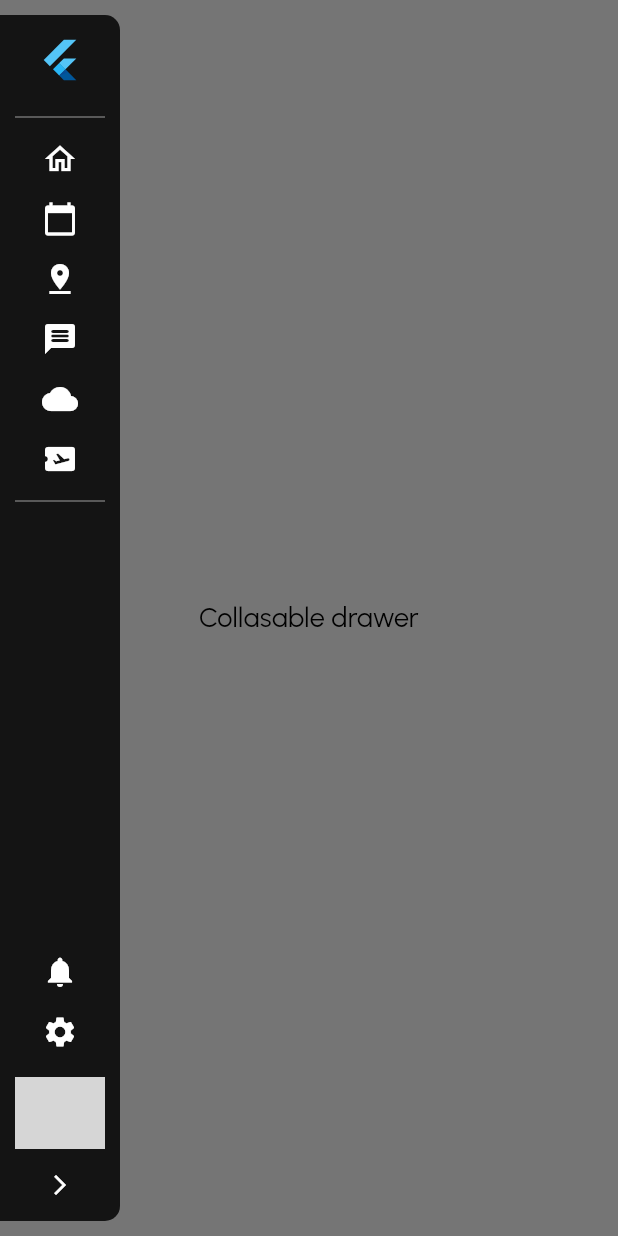
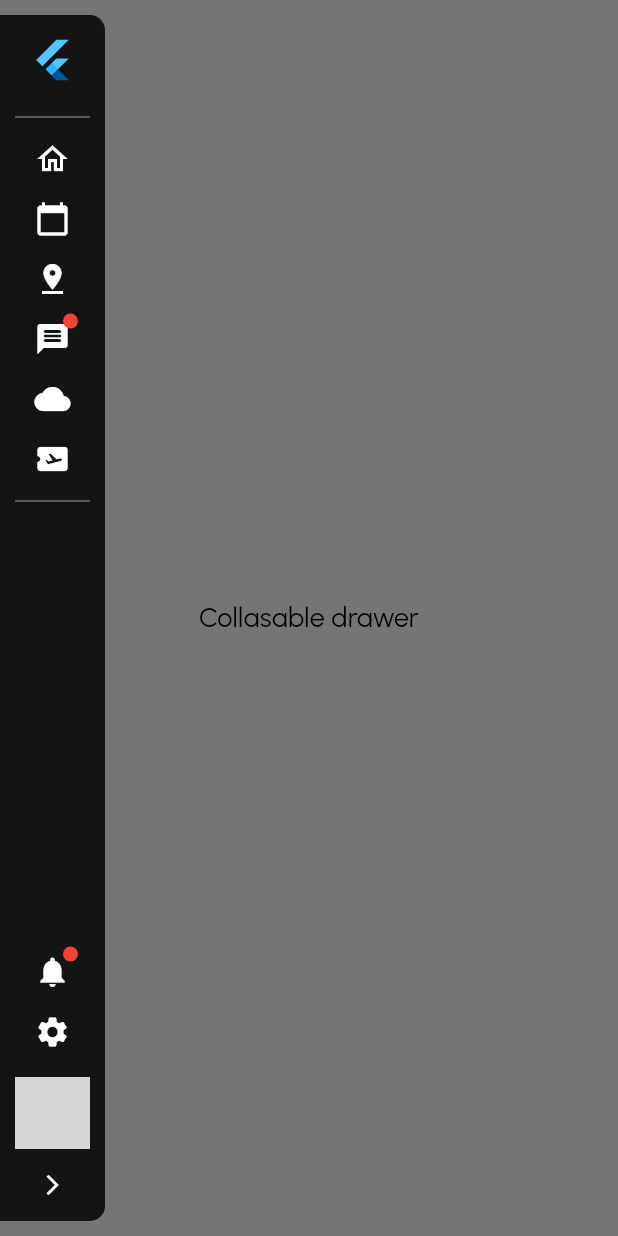
Before and after one commit to BenjaminMahmic/collapsible_drawer, a Flutter app: the screen it shows after launch, with the side drawer open, on a phone screen of 412 x 824 dp. Run offline on Flutter 3.47's test engine with Material 2 defaults, Android fonts, the phone set to English and light mode, and no system bars; grey boxes are pictures that could not be loaded.

Commit message:
customize size, icon info bubble

```diff
--- a/lib/components/drawer/custom_drawer.dart
+++ b/lib/components/drawer/custom_drawer.dart
@@ -23,7 +23,7 @@ class _CustomDrawerState extends State<CustomDrawer> {
       child: AnimatedContainer(
         curve: Curves.easeInOutCubic,
         duration: const Duration(milliseconds: 500),
-        width: _isCollapsed ? 300 : 80,
+        width: _isCollapsed ? 300 : 70,
         margin: const EdgeInsets.only(bottom: 10, top: 10),
         decoration: const BoxDecoration(
           borderRadius: BorderRadius.only(
--- a/lib/components/drawer/custom_list_tile.dart
+++ b/lib/components/drawer/custom_list_tile.dart
@@ -28,9 +28,29 @@ class CustomListTile extends StatelessWidget {
         child: Row(
           children: [
             Expanded(
-              child: Icon(
-                icon,
-                color: Colors.white,
+              child: Center(
+                child: Stack(
+                  clipBehavior: Clip.none,
+                  children: [
+                    Icon(
+                      icon,
+                      color: Colors.white,
+                    ),
+                    if (infoCount > 0)
+                      Positioned(
+                        right: -5,
+                        top: -5,
+                        child: Container(
+                          height: 10,
+                          width: 10,
+                          decoration: BoxDecoration(
+                            borderRadius: BorderRadius.circular(10),
+                            color: Colors.red,
+                          ),
+                        ),
+                      ),
+                  ],
+                ),
               ),
             ),
             if (isCollapsed) const SizedBox(width: 10),
```
